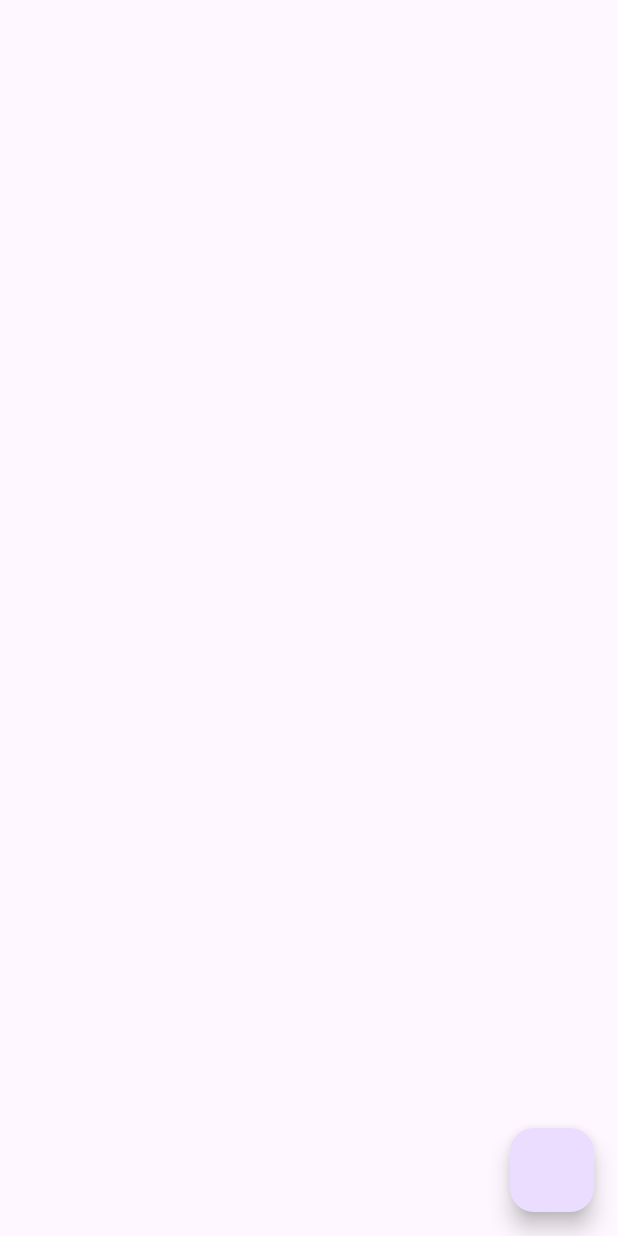
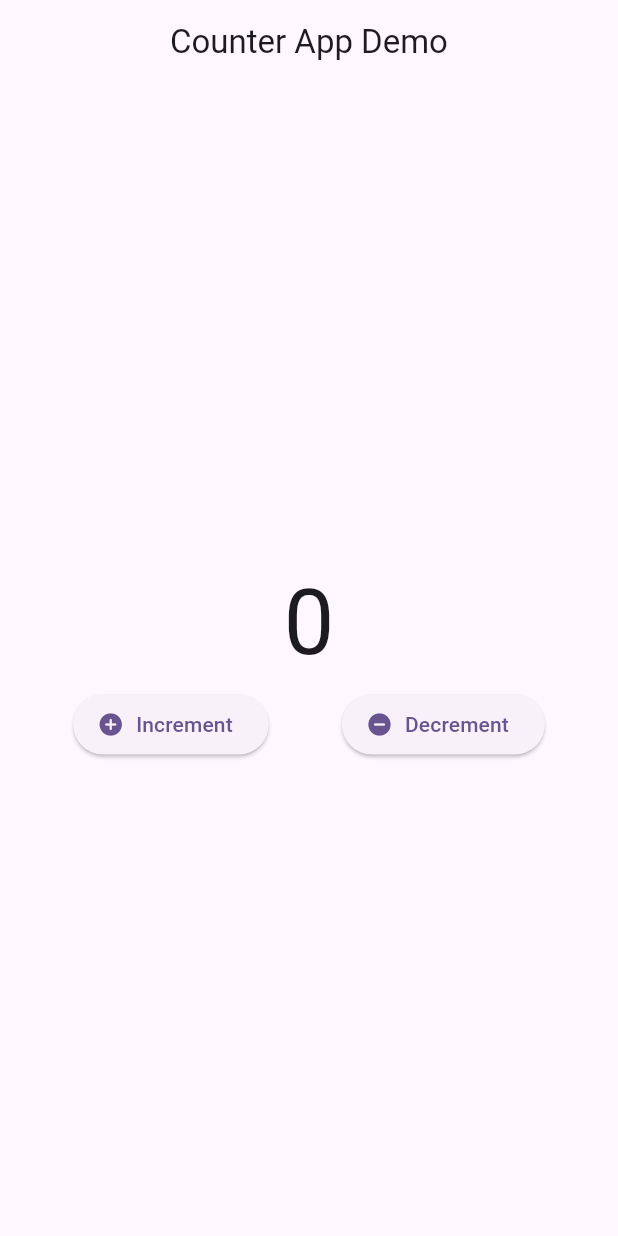
Before and after one commit to mraj555/BlocLabs, a Flutter app: the screen it shows after launch, on a phone screen of 412 x 824 dp. Run offline on Flutter 3.47's test engine with Material 3 defaults, Android fonts, the phone set to English and light mode, and no system bars; our stand-ins replace equatable.

Commit message:
feat: Add Bloc and Flutter Bloc for Counter App
This commit introduces the `bloc` and `flutter_bloc` packages to manage state in a new Counter App demo.

A `CounterScreen` widget is added, providing a basic UI with increment and decrement buttons and a text display for the count.

The main application now launches `CounterScreen` as its home screen.

Dependencies for `bloc`, `flutter_bloc`, `nested`, and `provider` have been added to `pubspec.lock` and `pubspec.yaml`.

```diff
--- /dev/null
+++ b/lib/counter_app/ui/counter_screen.dart
@@ -0,0 +1,34 @@
+import 'package:flutter/material.dart';
+
+class CounterScreen extends StatefulWidget {
+  const CounterScreen({super.key});
+
+  @override
+  State<CounterScreen> createState() => _CounterScreenState();
+}
+
+class _CounterScreenState extends State<CounterScreen> {
+  @override
+  Widget build(BuildContext context) {
+    return SafeArea(
+      child: Scaffold(
+        appBar: AppBar(title: Text("Counter App Demo"), centerTitle: true),
+        body: Center(
+          child: Column(
+            mainAxisAlignment: MainAxisAlignment.center,
+            children: [
+              Text("0", style: TextStyle(fontSize: 60)),
+              Row(
+                mainAxisAlignment: MainAxisAlignment.spaceEvenly,
+                children: [
+                  ElevatedButton.icon(onPressed: () {}, label: Text("Increment"), icon: Icon(Icons.add_circle_rounded)),
+                  ElevatedButton.icon(onPressed: () {}, label: Text("Decrement"), icon: Icon(Icons.remove_circle_rounded)),
+                ],
+              ),
+            ],
+          ),
+        ),
+      ),
+    );
+  }
+}
--- a/lib/main.dart
+++ b/lib/main.dart
@@ -1,3 +1,4 @@
+import 'package:bloclabs/counter_app/ui/counter_screen.dart';
 import 'package:bloclabs/equatable_demo/equatable_demo.dart';
 import 'package:flutter/material.dart';
 
@@ -13,7 +14,7 @@ class MyApp extends StatelessWidget {
     return MaterialApp(
       debugShowCheckedModeBanner: false,
       theme: ThemeData(colorScheme: ColorScheme.fromSeed(seedColor: Colors.deepPurple)),
-      home: EquatableDemoScreen(),
+      home: CounterScreen(),
     );
   }
 }
--- a/pubspec.yaml
+++ b/pubspec.yaml
@@ -35,6 +35,8 @@ dependencies:
   # Use with the CupertinoIcons class for iOS style icons.
   cupertino_icons: ^1.0.8
   equatable: ^2.0.7
+  bloc: ^9.0.1
+  flutter_bloc: ^9.1.1
 
 dev_dependencies:
   flutter_test:
```
Also changed, not shown: pubspec.lock.
